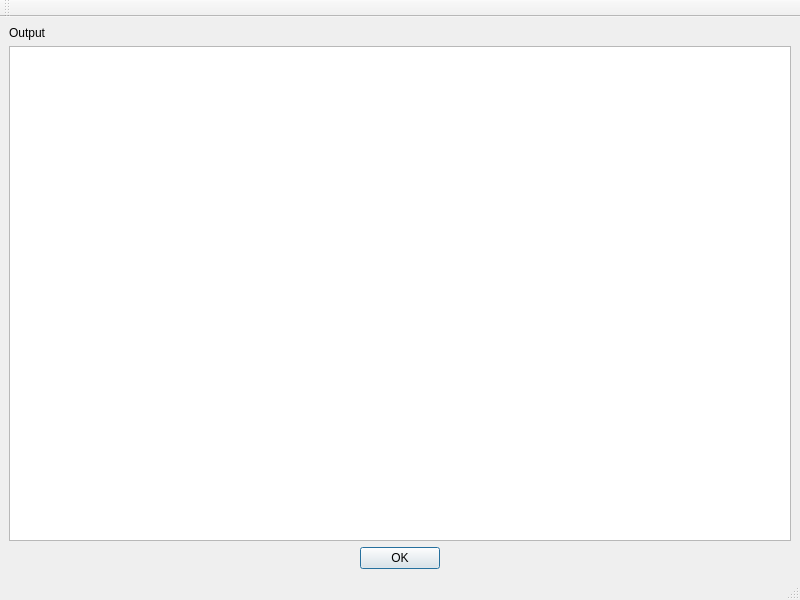
Old version of the form source/GUI/ProcessOutput/processoutputwindow.ui in the repository Guiraffo/ProVANT-Simulator.
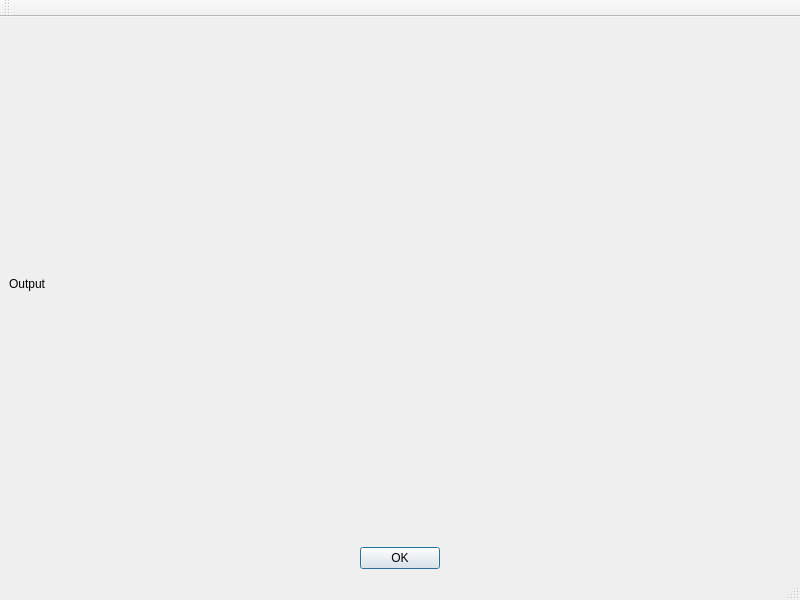
New version of the form.

```diff
--- a/source/GUI/ProcessOutput/processoutputwindow.ui
+++ b/source/GUI/ProcessOutput/processoutputwindow.ui
@@ -26,11 +26,7 @@
      </widget>
     </item>
     <item>
-     <widget class="QTextEdit" name="textOutput">
-      <property name="readOnly">
-       <bool>true</bool>
-      </property>
-     </widget>
+     <layout class="QVBoxLayout" name="outputLayout"/>
     </item>
     <item>
      <widget class="QDialogButtonBox" name="buttonBox">
```
Left out of the diff: 5 changed lines with no effect on the pictures.
